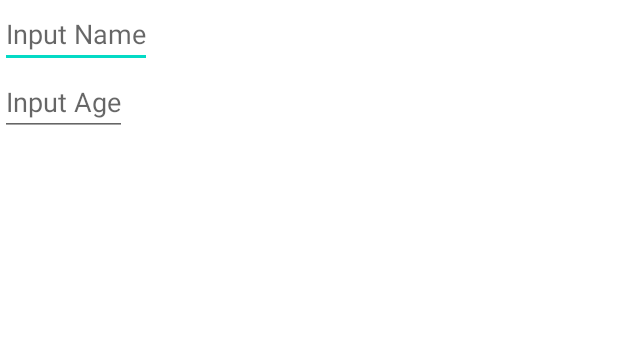
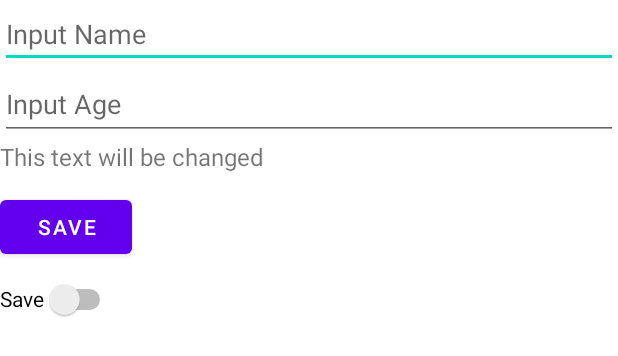
Before and after one commit to josephrach/SuitOsom_Group2_And12Binar, an Android app: the layout activity_main.xml on its own in the app's theme, with its tools: preview values and no code run, on a phone screen of 412 x 824 dp. Shown: the top 356 px of the screen. Run offline under Robolectric (Android 15) with nearby library versions, the phone set to English and light mode, and no system bars.

Commit message:
udh berhasil nyoba sp

```diff
--- a/projek/binar_suit_chp6_sp/app/src/main/res/layout/activity_main.xml
+++ b/projek/binar_suit_chp6_sp/app/src/main/res/layout/activity_main.xml
@@ -9,14 +9,37 @@
 
     <EditText
         android:id="@+id/et_name"
-        android:layout_width="wrap_content"
+        android:layout_width="match_parent"
         android:layout_height="wrap_content"
         android:hint="Input Name"/>
 
     <EditText
         android:id="@+id/et_age"
+        android:layout_width="match_parent"
+        android:layout_height="wrap_content"
+        android:hint="Input Age"
+        android:minHeight="48dp" />
+
+    <TextView
+        android:id="@+id/tv_name_age"
         android:layout_width="wrap_content"
         android:layout_height="wrap_content"
-        android:hint="Input Age"/>
+        android:text="This text will be changed"
+        android:textSize="16sp"/>
+
+    <Button
+        android:id="@+id/btn_save"
+        android:layout_width="wrap_content"
+        android:layout_height="wrap_content"
+        android:text="save"
+        android:layout_marginTop="12dp"/>
+
+    <Switch
+        android:id="@+id/sw_save"
+        android:layout_width="wrap_content"
+        android:layout_height="wrap_content"
+        android:minHeight="48dp"
+        android:text="Save" />
+
 
 </LinearLayout>
```
Also changed, not shown: projek/binar_suit_chp6_sp/app/src/main/java/com/example/binar_suit_chp6_sp/MainActivity.kt (+48 -2 lines).
